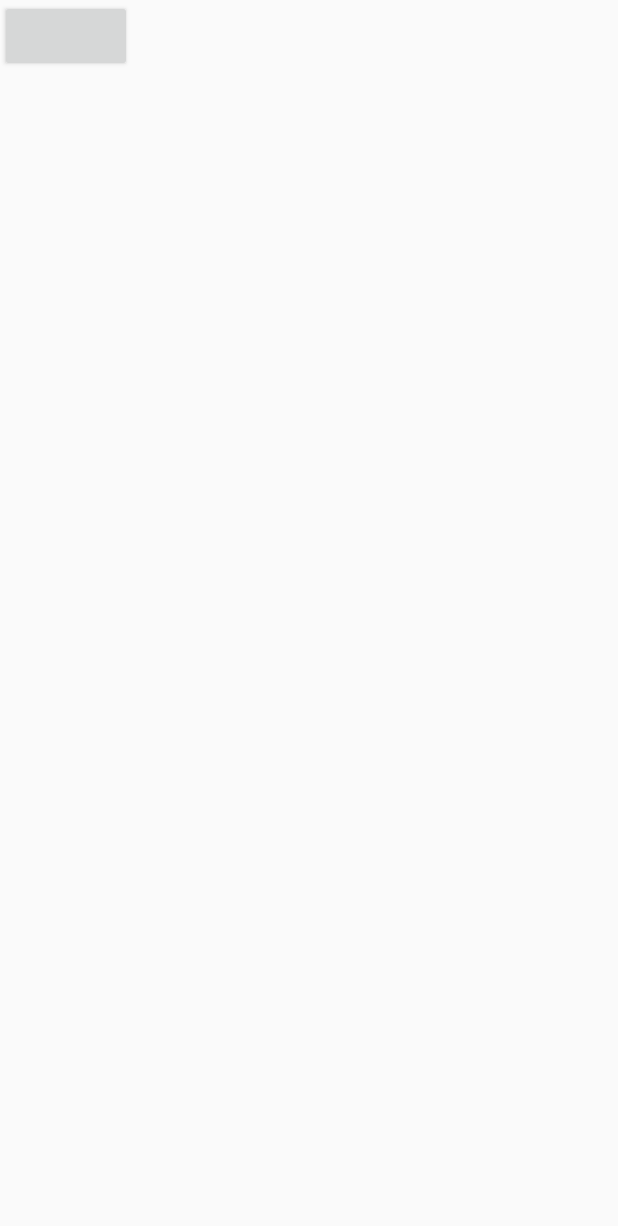
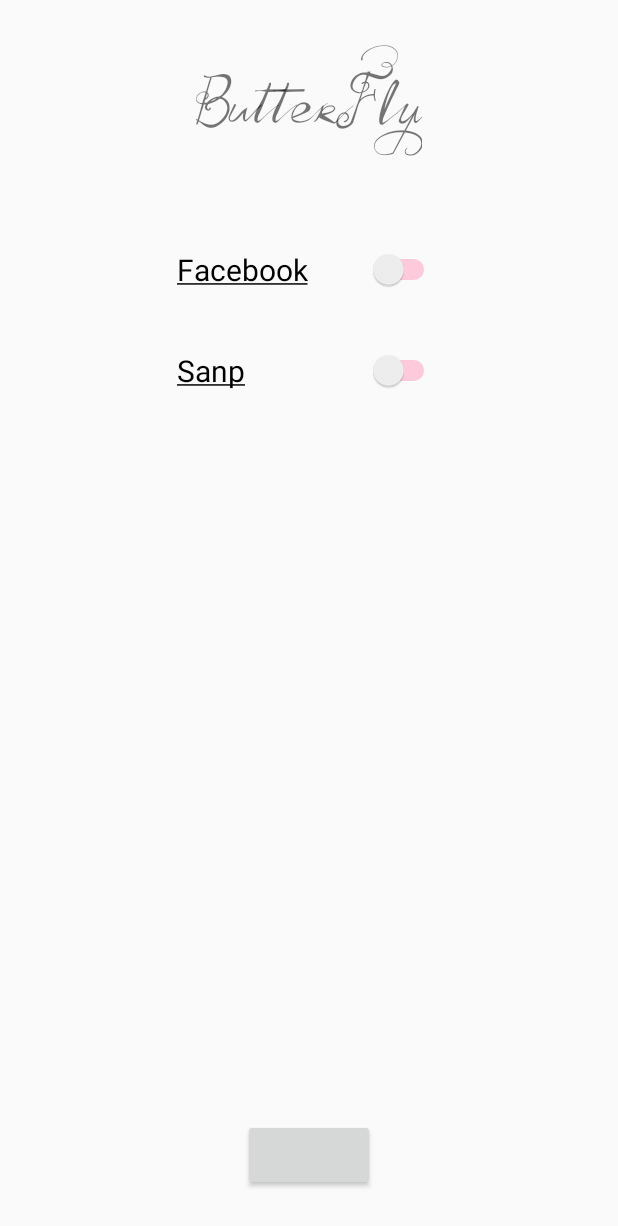
Before and after one commit to samlovespider/Butterfly, an Android app: the layout activity_main.xml on its own in the app's theme, with its tools: preview values and no code run, on a phone screen of 412 x 824 dp. Shown: the top 1226 px of the screen. Run offline under Robolectric (Android 15) with nearby library versions, the phone set to English and light mode, and no system bars; plain views replace LoginButton.

Commit message:
Main activity and UI

```diff
--- a/SC_Library/src/main/res/values/colors.xml
+++ b/SC_Library/src/main/res/values/colors.xml
@@ -60,7 +60,6 @@
     <color name="goldenrod">#DAA520</color><!--金麒麟色 -->
     <color name="orchid">#DA70D6</color><!--淡紫色 -->
     <color name="thistle">#D8BFD8</color><!--蓟色 -->
-    <color name="lightgray">#D3D3D3</color><!--亮灰色 -->
     <color name="lightgrey">#D3D3D3</color><!--亮灰色 -->
     <color name="tan">#D2B48C</color><!--茶色 -->
     <color name="chocolate">#D2691E</color><!--巧可力色 -->
@@ -78,7 +77,6 @@
     <color name="paleturquoise">#AFEEEE</color><!--苍宝石绿 -->
     <color name="greenyellow">#ADFF2F</color><!--黄绿色 -->
     <color name="lightblue">#ADD8E6</color><!--亮蓝色 -->
-    <color name="darkgray">#A9A9A9</color><!--暗灰色 -->
     <color name="darkgrey">#A9A9A9</color><!--暗灰色 -->
     <color name="brown">#A52A2A</color><!--褐色 -->
     <color name="sienna">#A0522D</color><!--赭色 -->
@@ -94,7 +92,6 @@
     <color name="blueviolet">#8A2BE2</color><!--紫罗兰蓝色 -->
     <color name="lightskyblue">#87CEFA</color><!--亮天蓝色 -->
     <color name="skyblue">#87CEEB</color><!--天蓝色 -->
-    <color name="gray">#808080</color><!--灰色 -->
     <color name="grey">#808080</color><!--灰色 -->
     <color name="olive">#808000</color><!--橄榄色 -->
     <color name="purple">#800080</color><!--紫色 -->
@@ -109,7 +106,6 @@
     <color name="slategrey">#708090</color><!--灰石色 -->
     <color name="olivedrab">#6B8E23</color><!--深绿褐色 -->
     <color name="slateblue">#6A5ACD</color><!--石蓝色 -->
-    <color name="dimgray">#696969</color><!--暗灰色 -->
     <color name="dimgrey">#696969</color><!--暗灰色 -->
     <color name="mediumaquamarine">#66CDAA</color><!--中绿色 -->
     <color name="cornflowerblue">#6495ED</color><!--菊兰色 -->
--- a/app/src/main/AndroidManifest.xml
+++ b/app/src/main/AndroidManifest.xml
@@ -3,7 +3,6 @@
     package="com.proproject.butterfly">
 
     <uses-permission android:name="android.permission.INTERNET" />
-
 
     <application
         android:allowBackup="true"
@@ -12,7 +11,7 @@
         android:roundIcon="@mipmap/ic_launcher_round"
         android:supportsRtl="true"
         android:theme="@style/AppTheme">
-        <activity android:name=".MainActivity">
+        <activity android:name=".activities.MainActivity_">
             <intent-filter>
                 <action android:name="android.intent.action.MAIN" />
 
--- /dev/null
+++ b/app/src/main/java/com/proproject/butterfly/views/CustomFrontTextView.java
@@ -0,0 +1,36 @@
+package com.proproject.butterfly.views;
+
+import android.content.Context;
+import android.content.res.AssetManager;
+import android.graphics.Typeface;
+import android.util.AttributeSet;
+
+/**
+ * Created by caizhenliang on 2017/8/18.
+ */
+
+public class CustomFrontTextView extends android.support.v7.widget.AppCompatTextView {
+
+
+    public CustomFrontTextView(Context context) {
+        super(context);
+        AssetManager assetManager = context.getAssets();
+        Typeface typeface = Typeface.createFromAsset(assetManager, "fonts/VtksBelinha.ttf");
+        setTypeface(typeface);
+    }
+
+    public CustomFrontTextView(Context context, AttributeSet attrs) {
+        super(context, attrs);
+        AssetManager assetManager = context.getAssets();
+        Typeface typeface = Typeface.createFromAsset(assetManager, "fonts/VtksBelinha.ttf");
+        setTypeface(typeface);
+    }
+
+    public CustomFrontTextView(Context context, AttributeSet attrs, int defStyleAttr) {
+        super(context, attrs, defStyleAttr);
+        AssetManager assetManager = context.getAssets();
+        Typeface typeface = Typeface.createFromAsset(assetManager, "fonts/VtksBelinha.ttf");
+        setTypeface(typeface);
+    }
+
+}
--- /dev/null
+++ b/app/src/main/res/drawable/activity_main_tvfacebook.xml
@@ -0,0 +1,3 @@
+<?xml version="1.0" encoding="utf-8"?>
+<selector xmlns:android="http://schemas.android.com/apk/res/android">
+</selector>
--- a/app/src/main/res/layout/activity_main.xml
+++ b/app/src/main/res/layout/activity_main.xml
@@ -3,14 +3,73 @@
     xmlns:tools="http://schemas.android.com/tools"
     android:layout_width="match_parent"
     android:layout_height="match_parent"
-    tools:context="com.proproject.butterfly.MainActivity">
+    tools:context="com.proproject.butterfly.activities.MainActivity">
+
+
+    <com.proproject.butterfly.views.CustomFrontTextView
+        android:id="@+id/cftvTitle"
+        android:layout_width="wrap_content"
+        android:layout_height="wrap_content"
+        android:layout_centerHorizontal="true"
+        android:layout_marginTop="30dp"
+        android:text="ButterFly"
+        android:textSize="40sp" />
+
+    <!--First Line-->
+    <LinearLayout
+        android:id="@+id/linLayFacebook"
+        android:layout_width="wrap_content"
+        android:layout_height="wrap_content"
+        android:layout_below="@+id/cftvTitle"
+        android:layout_centerHorizontal="true"
+        android:layout_marginTop="40dp"
+        android:gravity="center"
+        android:padding="20dp">
+
+        <TextView
+            android:id="@+id/tvFacebook"
+            style="@style/activity_main_textview"
+            android:layout_marginRight="40dp"
+            android:text="@string/activity_main_facebook" />
+
+        <Switch
+            android:id="@+id/swFacebook"
+            style="@style/activity_main_switch" />
+
+    </LinearLayout>
+
+
+    <!--Second Line-->
+    <RelativeLayout
+        android:id="@+id/linLaySnap"
+        android:layout_width="wrap_content"
+        android:layout_height="wrap_content"
+        android:layout_alignLeft="@+id/linLayFacebook"
+        android:layout_alignRight="@+id/linLayFacebook"
+        android:layout_below="@+id/linLayFacebook"
+        android:padding="20dp">
+
+        <TextView
+            android:id="@+id/tvSnap"
+            style="@style/activity_main_textview"
+            android:layout_alignParentLeft="true"
+            android:text="@string/activity_main_snap" />
+
+        <Switch
+            android:id="@+id/swSnap"
+            style="@style/activity_main_switch"
+            android:layout_alignParentRight="true" />
+
+    </RelativeLayout>
 
 
     <com.facebook.login.widget.LoginButton
         android:id="@+id/login_button"
         android:layout_width="wrap_content"
         android:layout_height="wrap_content"
-        android:layout_gravity="center_horizontal" />
+        android:layout_alignParentBottom="true"
+        android:layout_centerHorizontal="true"
+        android:layout_marginBottom="30dp" />
 
 
 </RelativeLayout>
--- a/app/src/main/res/values/colors.xml
+++ b/app/src/main/res/values/colors.xml
@@ -3,4 +3,11 @@
     <color name="colorPrimary">#3F51B5</color>
     <color name="colorPrimaryDark">#303F9F</color>
     <color name="colorAccent">#FF4081</color>
+
+
+    <color name="activity_main_text_normal">@color/black</color>
+    <color name="activity_main_text_selected">@color/darkgrey</color>
+
+
+
 </resources>
--- a/app/src/main/res/values/strings.xml
+++ b/app/src/main/res/values/strings.xml
@@ -5,4 +5,9 @@
     <string name="fb_login_protocol_scheme">fb1937232573232561</string>
 
 
+
+    <string name="activity_main_facebook"><u>Facebook</u></string>
+    <string name="activity_main_snap"><u>Sanp</u></string>
+
+
 </resources>
--- a/app/src/main/res/values/styles.xml
+++ b/app/src/main/res/values/styles.xml
@@ -8,4 +8,27 @@
         <item name="colorAccent">@color/colorAccent</item>
     </style>
 
+    <style name="activity_main_textview">
+        <item name="android:layout_width">wrap_content</item>
+        <item name="android:layout_height">wrap_content</item>
+        <item name="android:textColor">@color/activity_main_text_normal</item>
+        <item name="android:textSize">20sp</item>
+    </style>
+    <style name="activity_main_switch">
+        <item name="android:layout_width">wrap_content</item>
+        <item name="android:layout_height">wrap_content</item>
+        <item name="android:theme">@style/activity_main_theme_switch</item>
+    </style>
+
+    <style name="activity_main_theme_switch" parent="Theme.AppCompat.Light">
+        <!-- Active thumb color & Active track color(30% transparency)
+            switch 打开时的拇指按钮的颜色 轨迹颜色默认为30%这个颜色 -->
+        <item name="colorControlActivated">@color/greenyellow</item>
+        <!-- Inactive thumb color switch关闭时的拇指按钮的颜色 -->
+        <item name="colorSwitchThumbNormal">@color/darkgrey</item>
+        <!-- Inactive track color(30% transparency) switch关闭时的轨迹的颜色  30%这个颜色 -->
+        <item name="android:colorForeground">@color/colorAccent</item>
+    </style>
+
+
 </resources>
```
Also changed, not shown: SC_Library/src/main/java/com/caizhenliang/mylibrary/MyBaseActivity.java (+11 -9 lines), SC_Library/src/main/java/com/caizhenliang/mylibrary/MyBaseActivityImp.java (+9 -2 lines), app/build.gradle (+5 -5 lines), app/src/main/java/com/proproject/butterfly/MainActivity.java (deleted, +0 -51 lines), app/src/main/java/com/proproject/butterfly/activities/MainActivity.java (added, +85 -0 lines), app/src/main/java/com/proproject/butterfly/baseclasses/BaseActivity.java (added, +56 -0 lines), app/src/main/assets/fonts/VtksBelinha.ttf (added).
